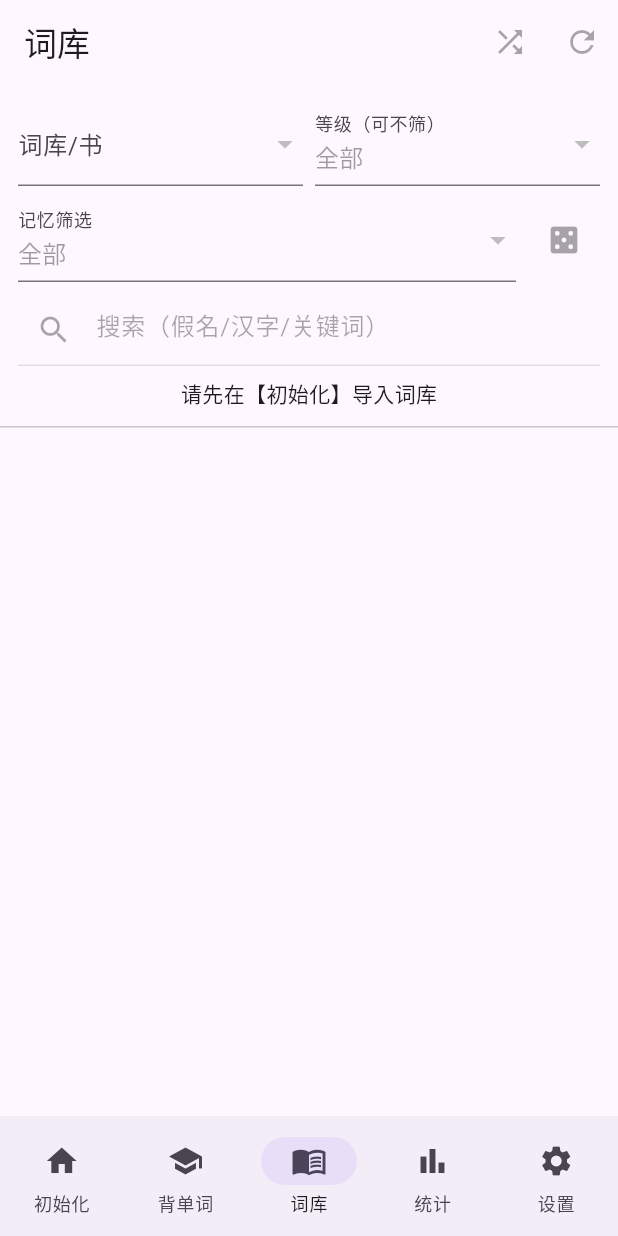
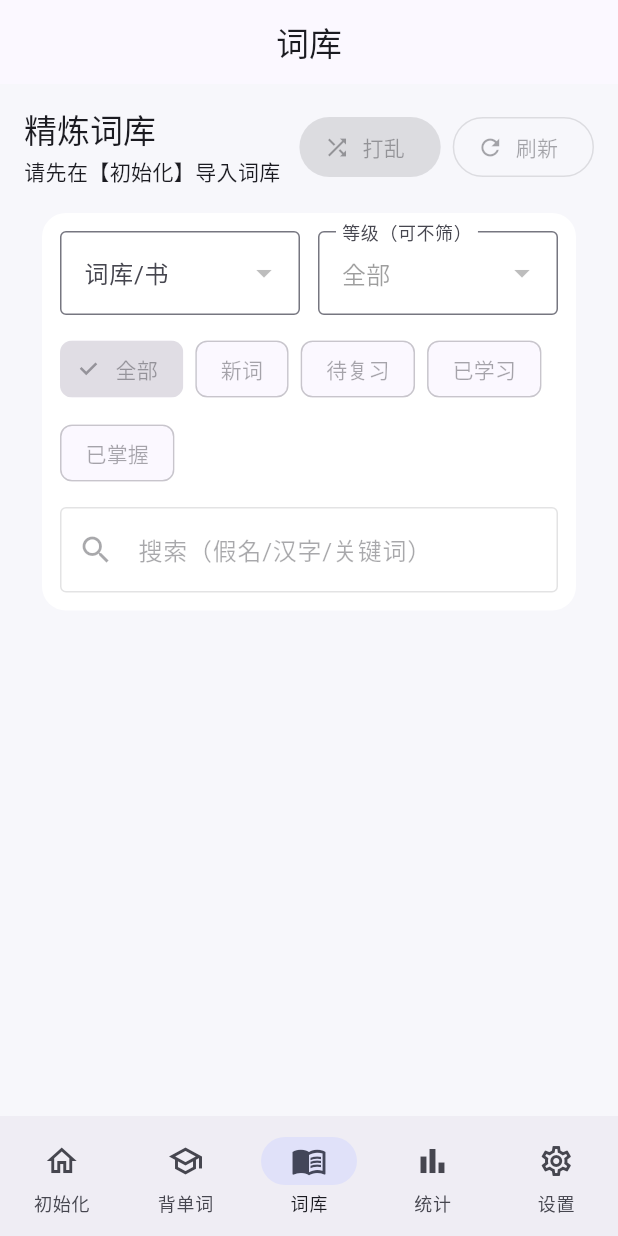
Before and after one commit to simalian01/jpapp, a Flutter app: the screen it shows after launch, item 3 of the bottom bar chosen, on a phone screen of 412 x 824 dp. Run offline on Flutter 3.47's test engine with Material 3 defaults, Android fonts, the phone set to English and light mode, and no system bars; our stand-ins replace file_picker, just_audio, permission_handler, shared_preferences, sqflite; accounts and stored records are empty.

Commit message:
Adjust theme setup to fix card theme type error

```diff
--- a/lib/main.dart
+++ b/lib/main.dart
@@ -15,7 +15,21 @@ class JPStudyApp extends StatelessWidget {
     return MaterialApp(
       title: 'JP Study Offline',
       debugShowCheckedModeBanner: false,
-      theme: ThemeData(useMaterial3: true),
+      theme: () {
+        final base = ThemeData(useMaterial3: true, colorSchemeSeed: Colors.indigo);
+        return base.copyWith(
+          scaffoldBackgroundColor: const Color(0xfff7f7fb),
+          cardTheme: base.cardTheme.copyWith(
+            elevation: 0,
+            color: Colors.white,
+            margin: const EdgeInsets.symmetric(horizontal: 12, vertical: 6),
+            shape: RoundedRectangleBorder(borderRadius: BorderRadius.circular(16)),
+          ),
+          appBarTheme: base.appBarTheme.copyWith(centerTitle: true, elevation: 0),
+          inputDecorationTheme:
+              base.inputDecorationTheme.copyWith(border: const OutlineInputBorder()),
+        );
+      }(),
       home: const AppRoot(child: HomeShell()),
     );
   }
--- a/lib/pages/home.dart
+++ b/lib/pages/home.dart
@@ -20,28 +20,59 @@ class _HomeShellState extends State<HomeShell> {
   Widget build(BuildContext context) {
     final m = appModelOf(context);
 
-    final pages = [
-      const SetupPage(),
-      const StudyPage(),
-      const LibraryPage(), // ✅ 新增：词库浏览/搜索
-      const StatsPage(),
-      const SettingsPage(),
+    final destinations = [
+      (
+        icon: Icons.home_outlined,
+        label: '初始化',
+        builder: const SetupPage(),
+      ),
+      (
+        icon: Icons.school_outlined,
+        label: '背单词',
+        builder: const StudyPage(),
+      ),
+      (
+        icon: Icons.menu_book_outlined,
+        label: '词库',
+        builder: const LibraryPage(),
+      ),
+      (
+        icon: Icons.bar_chart_outlined,
+        label: '统计',
+        builder: const StatsPage(),
+      ),
+      (
+        icon: Icons.settings_outlined,
+        label: '设置',
+        builder: const SettingsPage(),
+      ),
     ];
 
     return AnimatedBuilder(
       animation: m,
       builder: (_, __) {
+        final page = destinations[idx];
+
         return Scaffold(
-          body: SafeArea(child: pages[idx]),
+          appBar: AppBar(
+            title: Text(page.label),
+            centerTitle: true,
+            scrolledUnderElevation: 0,
+          ),
+          body: SafeArea(
+            child: AnimatedSwitcher(
+              duration: const Duration(milliseconds: 300),
+              switchInCurve: Curves.easeOut,
+              switchOutCurve: Curves.easeIn,
+              child: KeyedSubtree(key: ValueKey(page.label), child: page.builder),
+            ),
+          ),
           bottomNavigationBar: NavigationBar(
             selectedIndex: idx,
             onDestinationSelected: (i) => setState(() => idx = i),
-            destinations: const [
-              NavigationDestination(icon: Icon(Icons.home), label: '初始化'),
-              NavigationDestination(icon: Icon(Icons.school), label: '背单词'),
-              NavigationDestination(icon: Icon(Icons.menu_book), label: '词库'), // ✅
-              NavigationDestination(icon: Icon(Icons.bar_chart), label: '统计'),
-              NavigationDestination(icon: Icon(Icons.settings), label: '设置'),
+            destinations: [
+              for (final d in destinations)
+                NavigationDestination(icon: Icon(d.icon), label: d.label),
             ],
           ),
         );
--- a/lib/pages/library.dart
+++ b/lib/pages/library.dart
@@ -228,24 +228,44 @@ class _LibraryPageState extends State<LibraryPage> {
     final ready = m.db != null && m.error == null;
 
     return Scaffold(
-      appBar: AppBar(
-        title: const Text('词库'),
-        actions: [
-          IconButton(
-            tooltip: '重新打乱当前列表',
+      body: Column(
+        children: [
+          Padding(
+            padding: const EdgeInsets.all(16),
+            child: Column(
+              crossAxisAlignment: CrossAxisAlignment.start,
+              children: [
+                Row(
+                  mainAxisAlignment: MainAxisAlignment.spaceBetween,
+                  children: [
+                    Column(
+                      crossAxisAlignment: CrossAxisAlignment.start,
+                      children: [
+                        Text('精炼词库', style: Theme.of(context).textTheme.titleLarge),
+                        const SizedBox(height: 4),
+                        Text(ready ? '共加载 ${items.length} 条（滚动加载更多）' : '请先在【初始化】导入词库'),
+                      ],
+                    ),
+                    Wrap(
+                      spacing: 8,
+                      children: [
+                        FilledButton.icon(
                           onPressed: items.isEmpty ? null : _shuffleNow,
                           icon: const Icon(Icons.shuffle),
+                          label: const Text('打乱'),
                         ),
-          IconButton(
-            tooltip: '重新加载',
+                        OutlinedButton.icon(
                           onPressed: ready ? _reload : null,
                           icon: const Icon(Icons.refresh),
+                          label: const Text('刷新'),
                         ),
                       ],
                     ),
-      body: Column(
-        children: [
-          Padding(
+                  ],
+                ),
+                const SizedBox(height: 12),
+                Card(
+                  child: Padding(
                     padding: const EdgeInsets.all(12),
                     child: Column(
                       children: [
@@ -266,7 +286,7 @@ class _LibraryPageState extends State<LibraryPage> {
                                       },
                               ),
                             ),
-                    const SizedBox(width: 8),
+                            const SizedBox(width: 12),
                             Expanded(
                               child: DropdownButtonFormField<String>(
                                 value: level,
@@ -282,33 +302,28 @@ class _LibraryPageState extends State<LibraryPage> {
                             ),
                           ],
                         ),
-                const SizedBox(height: 8),
-                Row(
+                        const SizedBox(height: 12),
+                        Align(
+                          alignment: Alignment.centerLeft,
+                          child: Wrap(
+                            spacing: 8,
+                            runSpacing: 8,
                             children: [
-                    Expanded(
-                      child: DropdownButtonFormField<MemoryFilter>(
-                        value: memFilter,
-                        decoration: const InputDecoration(labelText: '记忆筛选'),
-                        items: MemoryFilter.values
-                            .map((e) => DropdownMenuItem(value: e, child: Text(e.label)))
-                            .toList(),
-                        onChanged: !ready
+                              for (final mf in MemoryFilter.values)
+                                ChoiceChip(
+                                  label: Text(mf.label),
+                                  selected: memFilter == mf,
+                                  onSelected: !ready
                                       ? null
-                            : (v) async {
-                                setState(() => memFilter = v ?? memFilter);
+                                      : (_) async {
+                                          setState(() => memFilter = mf);
                                           await _reload();
                                         },
                                 ),
-                    ),
-                    const SizedBox(width: 8),
-                    IconButton(
-                      tooltip: '打乱（反复点击反复随机）',
-                      onPressed: items.isEmpty ? null : _shuffleNow,
-                      icon: const Icon(Icons.casino),
-                    ),
                             ],
                           ),
-                const SizedBox(height: 8),
+                        ),
+                        const SizedBox(height: 12),
                         TextField(
                           enabled: ready,
                           decoration: const InputDecoration(
@@ -323,14 +338,17 @@ class _LibraryPageState extends State<LibraryPage> {
                             });
                           },
                         ),
-                if (!ready) const Padding(padding: EdgeInsets.only(top: 8), child: Text('请先在【初始化】导入词库')),
                       ],
                     ),
                   ),
-          const Divider(height: 1),
+                ),
+              ],
+            ),
+          ),
           Expanded(
             child: ListView.builder(
               controller: _sc,
+              padding: const EdgeInsets.symmetric(horizontal: 12, vertical: 4),
               itemCount: items.length + 1,
               itemBuilder: (_, i) {
                 if (i == items.length) {
@@ -362,10 +380,31 @@ class _LibraryPageState extends State<LibraryPage> {
                   _ => '已学习',
                 };
 
-                return ListTile(
-                  title: Text(term),
-                  subtitle: Text(reading.isEmpty ? label : '$reading · $label'),
-                  trailing: Chip(label: Text(label)),
+                return Card(
+                  margin: const EdgeInsets.symmetric(vertical: 6),
+                  child: ListTile(
+                    title: Text(term, style: const TextStyle(fontWeight: FontWeight.w600)),
+                    subtitle: Padding(
+                      padding: const EdgeInsets.only(top: 6),
+                      child: Wrap(
+                        spacing: 8,
+                        runSpacing: 4,
+                        children: [
+                          if (reading.isNotEmpty)
+                            Chip(
+                              label: Text(reading),
+                              visualDensity: VisualDensity.compact,
+                              materialTapTargetSize: MaterialTapTargetSize.shrinkWrap,
+                            ),
+                          Chip(
+                            label: Text(label),
+                            visualDensity: VisualDensity.compact,
+                            materialTapTargetSize: MaterialTapTargetSize.shrinkWrap,
+                          ),
+                        ],
+                      ),
+                    ),
+                    trailing: const Icon(Icons.chevron_right),
                     onTap: () async {
                       final db = m.db;
                       if (db == null) return;
@@ -379,6 +418,7 @@ class _LibraryPageState extends State<LibraryPage> {
 
                       await _reload();
                     },
+                  ),
                 );
               },
             ),
```
Also changed, not shown: 1 other file. Lines whose indentation alone changed are shown as unchanged.
